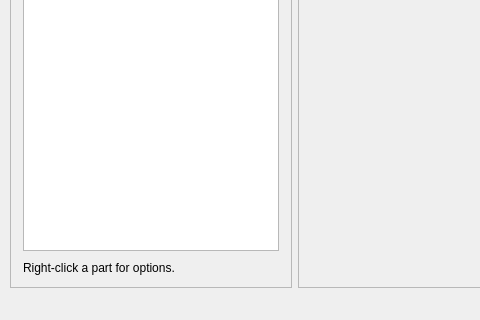
2025-GROUP-1/2025_GROUP_1, file mainwindow.ui: the form before one commit; both pictures show x 0 to 480 and y 480 to 800 of the 1320 by 800 pixel window.
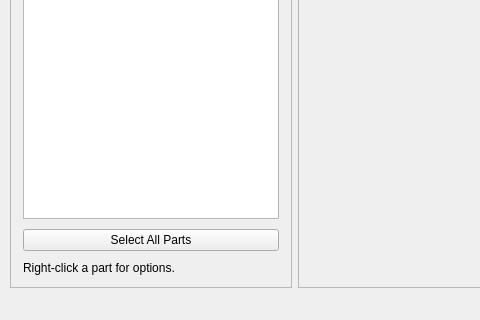
The form after the commit. Icons and pictures are not drawn. Custom widgets are drawn as their Qt base class.

Commit message:
Add Select All Parts button with multi-selection support
Add buttonSelectAll to the browser panel. The tree view is switched to
ExtendedSelection mode so Ctrl+click and Shift+click also work.

Colour, visibility, shrink and clip property handlers now apply to all
selected parts at once instead of only the current item. Status bar
messages reflect whether one or multiple parts were changed.

The edit to the form file:
```diff
--- a/mainwindow.ui
+++ b/mainwindow.ui
@@ -85,6 +85,16 @@
           <property name="rootIsDecorated">
            <bool>true</bool>
           </property>
+          <property name="selectionMode">
+           <enum>QAbstractItemView::SelectionMode::ExtendedSelection</enum>
+          </property>
+         </widget>
+        </item>
+        <item>
+         <widget class="QPushButton" name="buttonSelectAll">
+          <property name="text">
+           <string>Select All Parts</string>
+          </property>
          </widget>
         </item>
         <item>
```
The commit also changes 2 other files.
